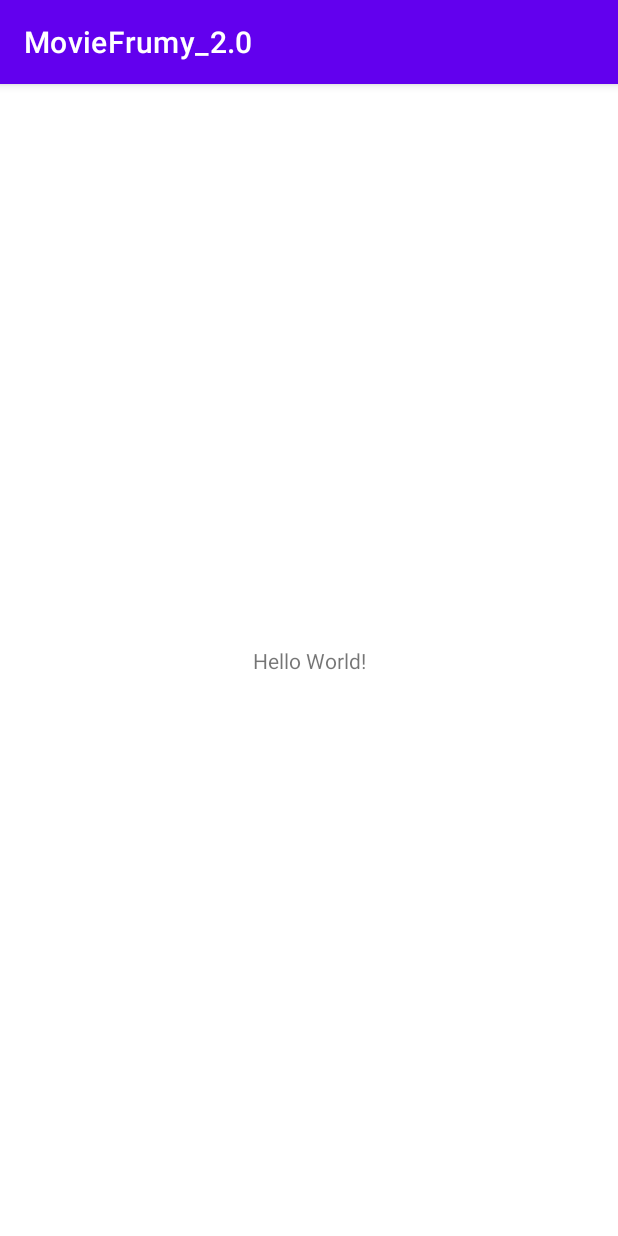
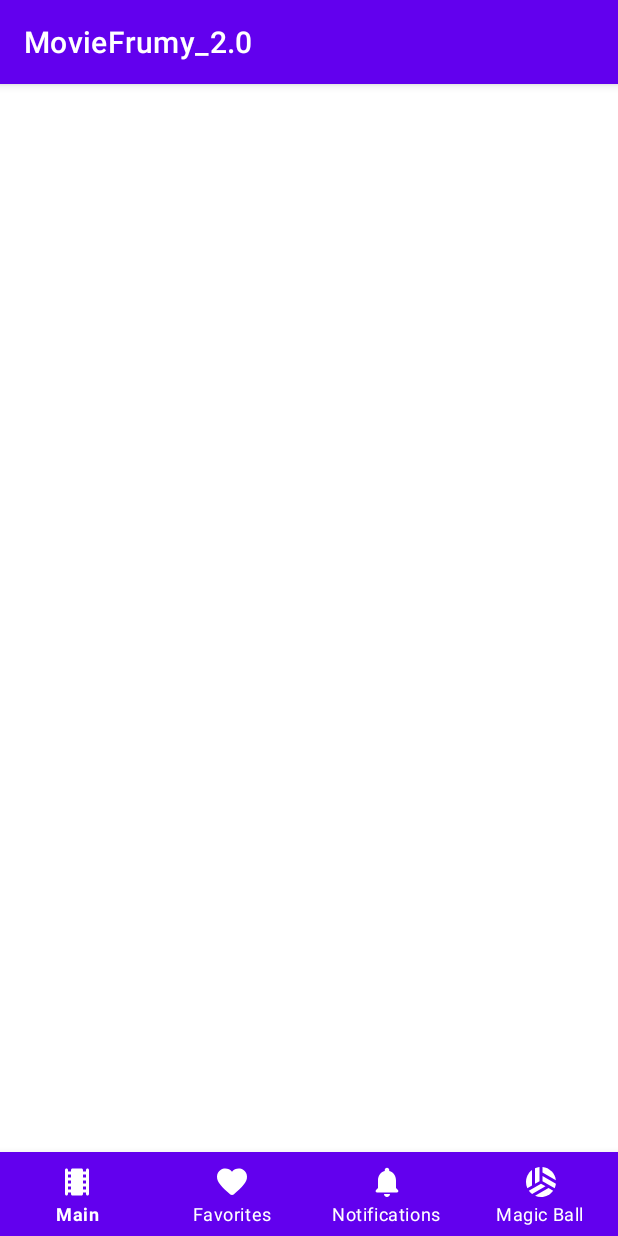
Before and after one commit to KrokodilGenadiy/MovieFrumy_2.0, an Android app: the screen it shows after launch (MainActivity), on a phone screen of 412 x 824 dp. Run offline under Robolectric (Android 15) with nearby library versions, the phone set to English and light mode, and no system bars.

Commit message:
Added navigation

```diff
--- /dev/null
+++ b/app/src/main/res/drawable/ic_round_all_movies.xml
@@ -0,0 +1,5 @@
+<vector android:height="24dp" android:tint="#000000"
+    android:viewportHeight="24" android:viewportWidth="24"
+    android:width="24dp" xmlns:android="http://schemas.android.com/apk/res/android">
+    <path android:fillColor="@android:color/white" android:pathData="M18,4v1h-2L16,4c0,-0.55 -0.45,-1 -1,-1L9,3c-0.55,0 -1,0.45 -1,1v1L6,5L6,4c0,-0.55 -0.45,-1 -1,-1s-1,0.45 -1,1v16c0,0.55 0.45,1 1,1s1,-0.45 1,-1v-1h2v1c0,0.55 0.45,1 1,1h6c0.55,0 1,-0.45 1,-1v-1h2v1c0,0.55 0.45,1 1,1s1,-0.45 1,-1L20,4c0,-0.55 -0.45,-1 -1,-1s-1,0.45 -1,1zM8,17L6,17v-2h2v2zM8,13L6,13v-2h2v2zM8,9L6,9L6,7h2v2zM18,17h-2v-2h2v2zM18,13h-2v-2h2v2zM18,9h-2L16,7h2v2z"/>
+</vector>
--- /dev/null
+++ b/app/src/main/res/drawable/ic_round_favorite.xml
@@ -0,0 +1,5 @@
+<vector android:height="24dp" android:tint="#000000"
+    android:viewportHeight="24" android:viewportWidth="24"
+    android:width="24dp" xmlns:android="http://schemas.android.com/apk/res/android">
+    <path android:fillColor="@android:color/white" android:pathData="M13.35,20.13c-0.76,0.69 -1.93,0.69 -2.69,-0.01l-0.11,-0.1C5.3,15.27 1.87,12.16 2,8.28c0.06,-1.7 0.93,-3.33 2.34,-4.29 2.64,-1.8 5.9,-0.96 7.66,1.1 1.76,-2.06 5.02,-2.91 7.66,-1.1 1.41,0.96 2.28,2.59 2.34,4.29 0.14,3.88 -3.3,6.99 -8.55,11.76l-0.1,0.09z"/>
+</vector>
--- /dev/null
+++ b/app/src/main/res/drawable/ic_round_magic_ball.xml
@@ -0,0 +1,10 @@
+<vector android:height="24dp" android:tint="#000000"
+    android:viewportHeight="24" android:viewportWidth="24"
+    android:width="24dp" xmlns:android="http://schemas.android.com/apk/res/android">
+    <path android:fillColor="@android:color/white" android:pathData="M6,4.01C3.58,5.84 2,8.73 2,12c0,1.46 0.32,2.85 0.89,4.11L6,14.31V4.01z"/>
+    <path android:fillColor="@android:color/white" android:pathData="M11,11.42V2.05C9.94,2.16 8.93,2.43 8,2.84v10.32L11,11.42z"/>
+    <path android:fillColor="@android:color/white" android:pathData="M12,13.15l-8.11,4.68c0.61,0.84 1.34,1.59 2.18,2.2L15,14.89L12,13.15z"/>
+    <path android:fillColor="@android:color/white" android:pathData="M13,7.96v3.46l8.11,4.68c0.42,-0.93 0.7,-1.93 0.82,-2.98L13,7.96z"/>
+    <path android:fillColor="@android:color/white" android:pathData="M8.07,21.2C9.28,21.71 10.6,22 12,22c3.34,0 6.29,-1.65 8.11,-4.16L17,16.04L8.07,21.2z"/>
+    <path android:fillColor="@android:color/white" android:pathData="M21.92,10.81c-0.55,-4.63 -4.26,-8.3 -8.92,-8.76v3.6L21.92,10.81z"/>
+</vector>
--- /dev/null
+++ b/app/src/main/res/drawable/ic_round_notifications.xml
@@ -0,0 +1,5 @@
+<vector android:height="24dp" android:tint="#000000"
+    android:viewportHeight="24" android:viewportWidth="24"
+    android:width="24dp" xmlns:android="http://schemas.android.com/apk/res/android">
+    <path android:fillColor="@android:color/white" android:pathData="M12,22c1.1,0 2,-0.9 2,-2h-4c0,1.1 0.89,2 2,2zM18,16v-5c0,-3.07 -1.64,-5.64 -4.5,-6.32L13.5,4c0,-0.83 -0.67,-1.5 -1.5,-1.5s-1.5,0.67 -1.5,1.5v0.68C7.63,5.36 6,7.92 6,11v5l-1.29,1.29c-0.63,0.63 -0.19,1.71 0.7,1.71h13.17c0.89,0 1.34,-1.08 0.71,-1.71L18,16z"/>
+</vector>
--- a/app/src/main/res/layout/activity_main.xml
+++ b/app/src/main/res/layout/activity_main.xml
@@ -6,13 +6,15 @@
     android:layout_height="match_parent"
     tools:context=".MainActivity">
 
-    <TextView
-        android:layout_width="wrap_content"
+    <com.google.android.material.bottomnavigation.BottomNavigationView
+        android:id="@+id/bottom_navigation"
+        android:layout_width="match_parent"
         android:layout_height="wrap_content"
-        android:text="Hello World!"
+        android:background="@color/purple_500"
+        app:itemTextColor="@android:color/white"
+        app:itemIconTint="@android:color/white"
+        app:labelVisibilityMode="labeled"
         app:layout_constraintBottom_toBottomOf="parent"
-        app:layout_constraintEnd_toEndOf="parent"
-        app:layout_constraintStart_toStartOf="parent"
-        app:layout_constraintTop_toTopOf="parent" />
+        app:menu="@menu/navigation_menu" />
 
 </androidx.constraintlayout.widget.ConstraintLayout>
--- /dev/null
+++ b/app/src/main/res/menu/navigation_menu.xml
@@ -0,0 +1,24 @@
+<?xml version="1.0" encoding="utf-8"?>
+<menu xmlns:android="http://schemas.android.com/apk/res/android"
+    xmlns:app="http://schemas.android.com/apk/res-auto">
+    <item
+        android:id="@+id/main"
+        android:icon="@drawable/ic_round_all_movies"
+        android:title="@string/menu_all_movies_title"
+        app:showAsAction="withText"/>
+    <item
+        android:id="@+id/favorites"
+        android:icon="@drawable/ic_round_favorite"
+        android:title="@string/menu_favorites_title"
+        app:showAsAction="withText"/>
+    <item
+        android:id="@+id/watch_later"
+        android:icon="@drawable/ic_round_notifications"
+        android:title="@string/menu_notification_title"
+        app:showAsAction="withText"/>
+    <item
+        android:id="@+id/selections"
+        android:icon="@drawable/ic_round_magic_ball"
+        android:title="@string/menu_magic_ball_title"
+        app:showAsAction="withText"/>
+</menu>
--- a/app/src/main/res/values/strings.xml
+++ b/app/src/main/res/values/strings.xml
@@ -1,3 +1,7 @@
 <resources>
     <string name="app_name">MovieFrumy_2.0</string>
+    <string name="menu_all_movies_title">Main</string>
+    <string name="menu_favorites_title">Favorites</string>
+    <string name="menu_notification_title">Notifications</string>
+    <string name="menu_magic_ball_title">Magic Ball</string>
 </resources>
```
